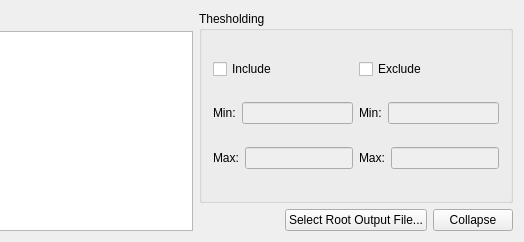
Before: the Qt Designer form code/display/implement/QtPlotter/MomentSettingsWidgetRadio.ui in radio-astro/casa, drawn with Qt 5; both pictures show x 301 to 825 and y 0 to 242 of the 825 by 242 pixel window.
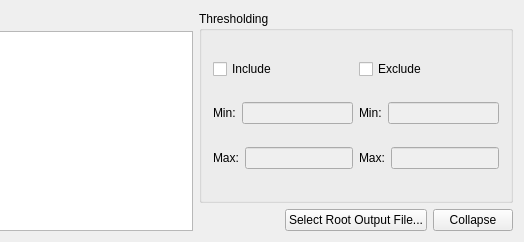
After: the same form once the commit is applied.

```diff
--- a/code/display/implement/QtPlotter/MomentSettingsWidgetRadio.ui
+++ b/code/display/implement/QtPlotter/MomentSettingsWidgetRadio.ui
@@ -151,7 +151,7 @@
      <item>
       <widget class="QGroupBox" name="groupBox">
        <property name="title">
-        <string>Thesholding</string>
+        <string>Thresholding</string>
        </property>
        <layout class="QHBoxLayout" name="horizontalLayout_5">
         <item>
```
